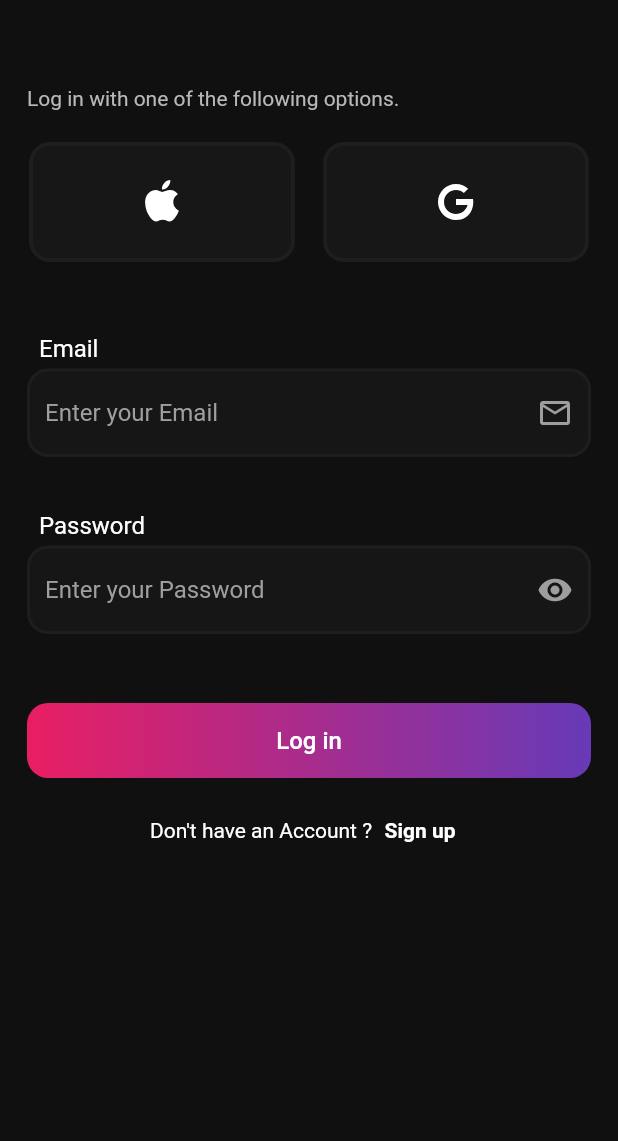
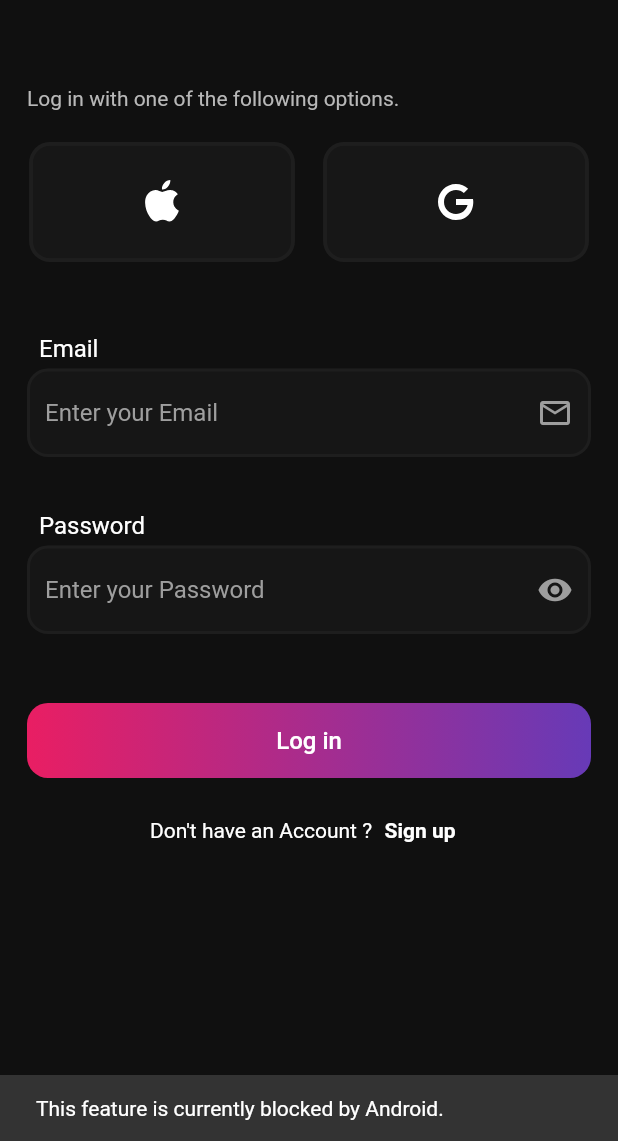
Before and after one commit to RitikRajoria/Login_And_SignUp-Firebase, a Flutter app: the screen it shows after launch, after a tap on an icon or button, on a phone screen of 412 x 824 dp, the part 95-1236 px from its top. Run offline on Flutter 3.47's test engine with Material 2 defaults, Android fonts, the light colour scheme and no system bars; our stand-ins replace cloud_firestore, firebase_auth, firebase_core, flutter_svg, fluttertoast, google_sign_in and 2 more; missing offline and left inert: neon_circular_timer; accounts and stored records are empty.

Commit message:
+ snackbar to apple logo btn (not supported in Android)

```diff
--- a/lib/widgets/logoBtn.dart
+++ b/lib/widgets/logoBtn.dart
@@ -2,6 +2,7 @@ import 'package:cloud_firestore/cloud_firestore.dart';
 import 'package:firebase_auth/firebase_auth.dart';
 import 'package:flutter/material.dart';
 import 'package:flutter_svg/flutter_svg.dart';
+import 'package:fluttertoast/fluttertoast.dart';
 import 'package:login_page_ui/model/signUpModel.dart';
 import 'package:login_page_ui/provider/google_sign_in.dart';
 import 'package:provider/provider.dart';
@@ -31,7 +32,12 @@ Widget logoBtn(context) {
               child: InkWell(
                 borderRadius: BorderRadius.circular(12),
                 onTap: () {
-                  print("apple");
+                  const snackBar = SnackBar(
+                    duration: Duration(seconds: 5),
+                    content:
+                        Text('This feature is currently blocked by Android.'),
+                  );
+                  ScaffoldMessenger.of(context).showSnackBar(snackBar);
                 },
                 child: Container(
                   height: 80,
```
